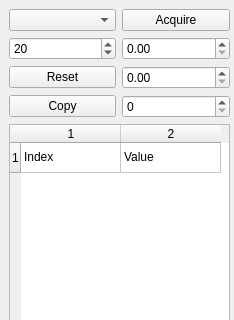
The window that MainWindow.ui (shreyaspotnis/manualdaq) describes before a commit, drawn with Qt 5; both pictures show x 0 to 234 and y 0 to 320 of the 234 by 600 pixel window.
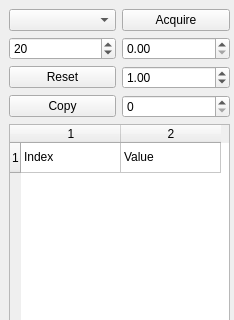
The same window after the commit.

Commit message: Connected push buttons to slots. Added handlers to acquire, copy and reset buttons.

Diff of the .ui file:
```diff
--- a/MainWindow.ui
+++ b/MainWindow.ui
@@ -59,6 +59,9 @@
        <property name="toolTip">
         <string>Step value of the index column when acquiring data</string>
        </property>
+       <property name="value">
+        <double>1.000000000000000</double>
+       </property>
       </widget>
      </item>
      <item row="3" column="1">
```
Left out of the diff: 2 changed lines with no effect on the pictures. The commit also changes 2 other files.
